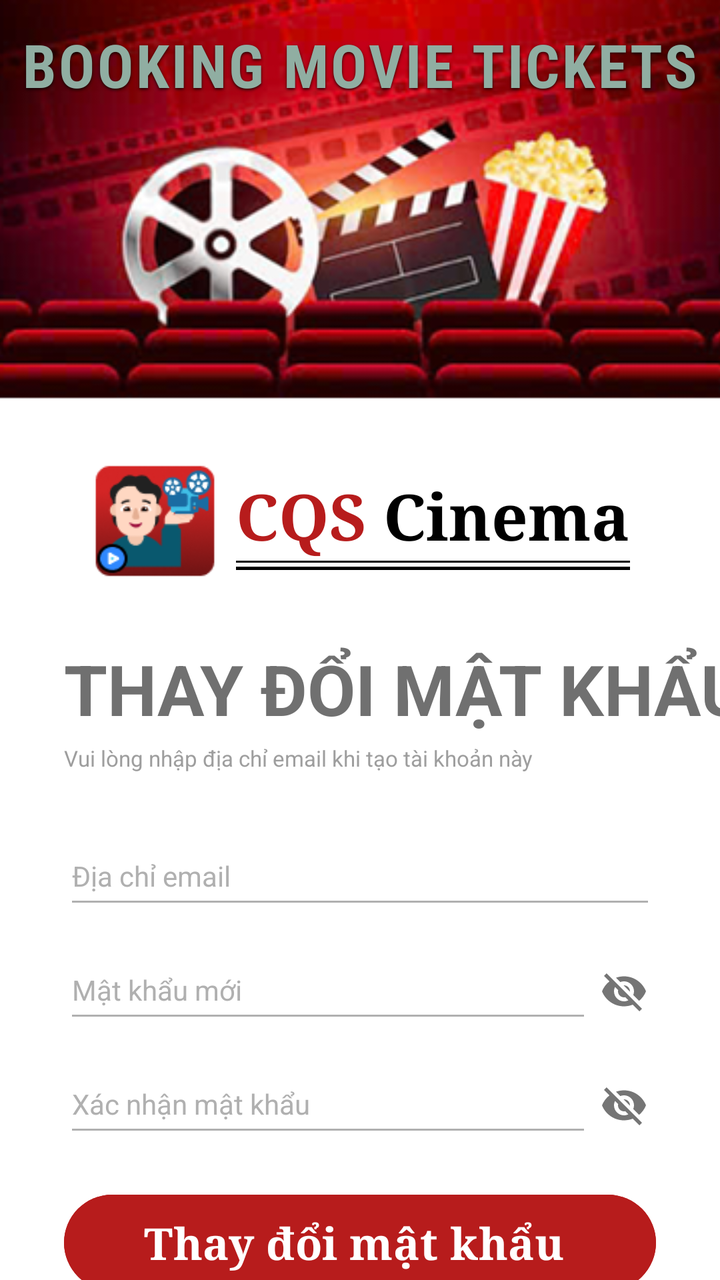
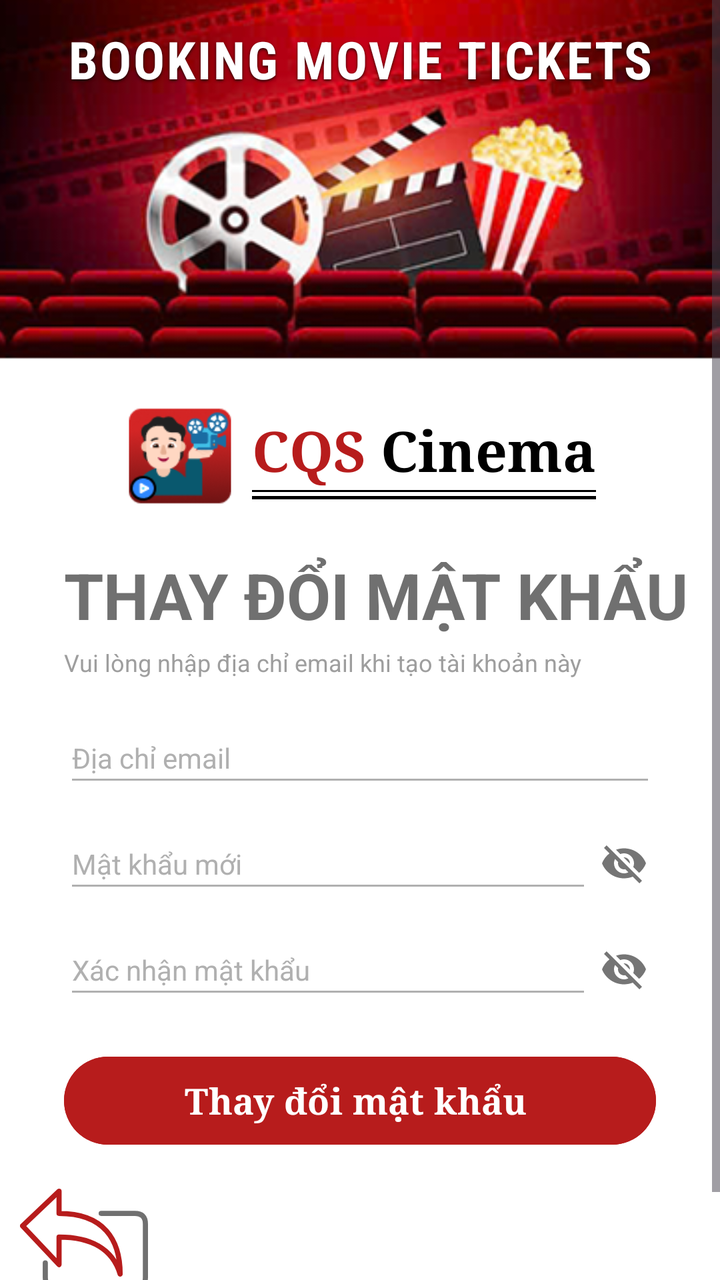

Compare the two renders of this Android layout. The source of the first and the diff that turns it into the second are given below.
<!-- AndroidManifest.xml: application theme Theme.BookingMovieTickets -->
<!-- res/layout/activity_reset_password.xml -->
<?xml version="1.0" encoding="utf-8"?>
<androidx.constraintlayout.widget.ConstraintLayout xmlns:android="http://schemas.android.com/apk/res/android"
    xmlns:app="http://schemas.android.com/apk/res-auto"
    xmlns:tools="http://schemas.android.com/tools"
    android:id="@+id/main"
    android:layout_width="match_parent"
    android:layout_height="match_parent"
    android:background="#FFFFFF"
    tools:context=".MainActivity">

    
    <ImageView
        android:id="@+id/imgBanner"
        android:layout_width="match_parent"
        android:layout_height="200dp"
        android:scaleType="centerCrop"
        android:src="@drawable/ic_background_login"
        app:layout_constraintEnd_toEndOf="parent"
        app:layout_constraintStart_toStartOf="parent"
        app:layout_constraintTop_toTopOf="parent" />

    
    <TextView
        android:id="@+id/tvBannerTitle"
        android:layout_width="wrap_content"
        android:layout_height="wrap_content"
        android:layout_marginTop="12dp"
        android:fontFamily="sans-serif-condensed"
        android:letterSpacing="0.04"
        android:shadowColor="#CC000000"
        android:shadowDx="0"
        android:shadowDy="2"
        android:shadowRadius="3"
        android:text="BOOKING MOVIE TICKETS"
        android:textColor="#90AEA2"
        android:textSize="30sp"
        android:textStyle="bold"
        app:layout_constraintEnd_toEndOf="parent"
        app:layout_constraintStart_toStartOf="parent"
        app:layout_constraintTop_toTopOf="parent" />

    
    <LinearLayout
        android:id="@+id/llLogoContainer"
        android:layout_width="wrap_content"
        android:layout_height="wrap_content"
        android:layout_marginTop="28dp"
        android:gravity="center_vertical"
        android:orientation="horizontal"
        app:layout_constraintEnd_toEndOf="parent"
        app:layout_constraintStart_toStartOf="parent"
        app:layout_constraintTop_toBottomOf="@id/imgBanner">

        
        <ImageView
            android:id="@+id/imgLogo"
            android:layout_width="65dp"
            android:layout_height="65dp"
            android:src="@drawable/ic_logo" />

        
        <LinearLayout
            android:layout_width="wrap_content"
            android:layout_height="wrap_content"
            android:layout_marginStart="8dp"
            android:orientation="vertical">

            <LinearLayout
                android:layout_width="wrap_content"
                android:layout_height="wrap_content"
                android:orientation="horizontal">

                <TextView
                    android:layout_width="wrap_content"
                    android:layout_height="wrap_content"
                    android:fontFamily="serif"
                    android:text="CQS "
                    android:textColor="#B71C1C"
                    android:textSize="32sp"
                    android:textStyle="bold" />

                <TextView
                    android:layout_width="wrap_content"
                    android:layout_height="wrap_content"
                    android:fontFamily="serif"
                    android:text="Cinema"
                    android:textColor="#000000"
                    android:textSize="32sp"
                    android:textStyle="bold" />
            </LinearLayout>

            
            <View
                android:layout_width="match_parent"
                android:layout_height="1.1dp"
                android:layout_marginTop="1dp"
                android:background="#000000" />

            <View
                android:layout_width="match_parent"
                android:layout_height="1.5dp"
                android:layout_marginTop="2dp"
                android:background="#000000" />
        </LinearLayout>
    </LinearLayout>

    
    <TextView
        android:id="@+id/tvLoginTitle"
        android:layout_width="wrap_content"
        android:layout_height="wrap_content"
        android:layout_marginStart="32dp"
        android:layout_marginTop="28dp"
        android:text="THAY ĐỔI MẬT KHẨU"
        android:textColor="#707070"
        android:textSize="35sp"
        android:textStyle="bold"
        app:layout_constraintStart_toStartOf="parent"
        app:layout_constraintTop_toBottomOf="@id/llLogoContainer" />

    
    <TextView
        android:id="@+id/tvSubtitle"
        android:layout_width="wrap_content"
        android:layout_height="wrap_content"
        android:layout_marginTop="4dp"
        android:text="Vui lòng nhập địa chỉ email khi tạo tài khoản này"
        android:textColor="#9E9E9E"
        android:textSize="11sp"
        app:layout_constraintStart_toStartOf="@id/tvLoginTitle"
        app:layout_constraintTop_toBottomOf="@id/tvLoginTitle" />

    
    <EditText
        android:id="@+id/edtEmail"
        android:layout_width="0dp"
        android:layout_height="wrap_content"
        android:layout_marginEnd="32dp"
        android:layout_marginTop="32dp"
        android:backgroundTint="#B0B0B0"
        android:hint="Địa chỉ email"
        android:inputType="textEmailAddress"
        android:paddingBottom="12dp"
        android:textColor="#000000"
        android:textColorHint="#B0B0B0"
        android:textSize="14sp"
        app:layout_constraintEnd_toEndOf="parent"
        app:layout_constraintStart_toStartOf="@id/tvLoginTitle"
        app:layout_constraintTop_toBottomOf="@id/tvSubtitle" />

    
    <RelativeLayout
        android:id="@+id/containerNewPassword"
        android:layout_width="0dp"
        android:layout_height="wrap_content"
        android:layout_marginEnd="32dp"
        android:layout_marginTop="16dp"
        app:layout_constraintEnd_toEndOf="parent"
        app:layout_constraintStart_toStartOf="@id/tvLoginTitle"
        app:layout_constraintTop_toBottomOf="@id/edtEmail">

        <EditText
            android:id="@+id/edtNewPassword"
            android:layout_width="match_parent"
            android:layout_height="wrap_content"
            android:layout_toStartOf="@id/ivToggleNewPassword"
            android:backgroundTint="#B0B0B0"
            android:hint="Mật khẩu mới"
            android:inputType="textPassword"
            android:paddingBottom="12dp"
            android:textColor="#000000"
            android:textColorHint="#B0B0B0"
            android:textSize="14sp" />

        <ImageView
            android:id="@+id/ivToggleNewPassword"
            android:layout_width="32dp"
            android:layout_height="32dp"
            android:layout_alignParentEnd="true"
            android:layout_centerVertical="true"
            android:padding="4dp"
            android:src="@drawable/ic_eye_invisible" />
    </RelativeLayout>

    
    <RelativeLayout
        android:id="@+id/containerConfirmPassword"
        android:layout_width="0dp"
        android:layout_height="wrap_content"
        android:layout_marginEnd="32dp"
        android:layout_marginTop="16dp"
        app:layout_constraintEnd_toEndOf="parent"
        app:layout_constraintStart_toStartOf="@id/tvLoginTitle"
        app:layout_constraintTop_toBottomOf="@id/containerNewPassword">

        <EditText
            android:id="@+id/edtConfirmPassword"
            android:layout_width="match_parent"
            android:layout_height="wrap_content"
            android:layout_toStartOf="@id/ivToggleConfirmPassword"
            android:backgroundTint="#B0B0B0"
            android:hint="Xác nhận mật khẩu"
            android:inputType="textPassword"
            android:paddingBottom="12dp"
            android:textColor="#000000"
            android:textColorHint="#B0B0B0"
            android:textSize="14sp" />

        <ImageView
            android:id="@+id/ivToggleConfirmPassword"
            android:layout_width="32dp"
            android:layout_height="32dp"
            android:layout_alignParentEnd="true"
            android:layout_centerVertical="true"
            android:padding="4dp"
            android:src="@drawable/ic_eye_invisible" />
    </RelativeLayout>

    
    <com.google.android.material.button.MaterialButton
        android:id="@+id/btnResetPassword"
        android:layout_width="0dp"
        android:layout_height="56dp"
        android:layout_marginTop="20dp"
        android:backgroundTint="#B71C1C"
        android:fontFamily="serif"
        android:text="Thay đổi mật khẩu "
        android:textColor="#FFFFFF"
        android:textSize="22sp"
        android:textStyle="bold"
        app:cornerRadius="28dp"
        app:layout_constraintEnd_toEndOf="@id/containerConfirmPassword"
        app:layout_constraintStart_toStartOf="@id/containerConfirmPassword"
        app:layout_constraintTop_toBottomOf="@+id/containerConfirmPassword" />

    <TextView
        android:id="@+id/btnBack"
        android:layout_width="wrap_content"
        android:layout_height="wrap_content"
        android:layout_marginTop="2dp"
        android:clickable="true"
        android:drawableStart="@drawable/ic_back"
        android:focusable="true"
        android:padding="10dp"
        android:textColor="#707070"
        android:textSize="0sp"
        android:textStyle="bold"
        app:layout_constraintEnd_toEndOf="parent"
        app:layout_constraintHorizontal_bias="0"
        app:layout_constraintStart_toStartOf="parent"
        app:layout_constraintTop_toBottomOf="@id/btnResetPassword" />
</androidx.constraintlayout.widget.ConstraintLayout>
<!-- resources referenced by this layout -->
<resources>
  <!-- drawable ic_back (drawable) -->
  <?xml version="1.0" encoding="utf-8"?>
  <vector xmlns:android="http://schemas.android.com/apk/res/android"
      android:width="64dp"
      android:height="51dp"
      android:viewportWidth="744"
      android:viewportHeight="594">
  
      <group
          android:translateX="-153"
          android:translateY="-153">
  
          
          <path
              android:pathData="M380,297 L380,168 L168,370 L380,595 L380,435 C560,435 690,500 735,650 C735,450 640,297 380,297 Z"
              android:strokeColor="#B71C1C"
              android:strokeWidth="30"
              android:strokeLineCap="round"
              android:strokeLineJoin="round" />
  
          
          <path
              android:pathData="M625,297 L820,297 Q882,297 882,360 L882,670 Q882,732 820,732 L365,732 Q300,732 300,670 L300,585"
              android:strokeColor="#707070"
              android:strokeWidth="30"
              android:strokeLineCap="round"
              android:strokeLineJoin="round" />
      </group>
  </vector>
  <!-- drawable ic_background_login: png bitmap (drawable, 131317 bytes) -->
  <!-- drawable ic_eye_invisible (drawable) -->
  <vector xmlns:android="http://schemas.android.com/apk/res/android"
      android:width="24dp"
      android:height="24dp"
      android:viewportWidth="24"
      android:viewportHeight="24">
      <path
          android:fillColor="#757575"
          android:pathData="M12,7c2.76,0 5,2.24 5,5 0,0.65 -0.13,1.26 -0.36,1.83l2.92,2.92c1.51,-1.26 2.7,-2.89 3.44,-4.75 -1.73,-4.39 -6,-7.5 -11,-7.5 -1.4,0 -2.74,0.25 -3.98,0.7l2.16,2.16C10.74,7.13 11.35,7 12,7zM2,4.27l2.28,2.28 0.46,0.46C3.08,8.3 1.78,10.02 1,12c1.73,4.39 6,7.5 11,7.5 1.55,0 3.03,-0.3 4.38,-0.84l0.42,0.42L19.73,22 21,20.73 3.27,3 2,4.27zM7.53,9.8l1.55,1.55c-0.05,0.21 -0.08,0.43 -0.08,0.65 0,1.66 1.34,3 3,3 0.22,0 0.44,-0.03 0.65,-0.08l1.55,1.55c-0.67,0.33 -1.41,0.53 -2.2,0.53 -2.76,0 -5,-2.24 -5,-5 0,-0.79 0.2,-1.53 0.53,-2.2zM11.84,9.02l3.15,3.15c-0.02,-0.06 -0.02,-0.11 -0.02,-0.17 0,-1.66 -1.34,-3 -3,-3 -0.06,0 -0.11,0 -0.13,0.02z"/>
  </vector>
  <!-- drawable ic_logo: png bitmap (drawable, 6904 bytes) -->
  <style name="Theme.BookingMovieTickets" parent="Base.Theme.BookingMovieTickets" />
  <style name="Base.Theme.BookingMovieTickets" parent="Theme.Material3.DayNight.NoActionBar">
          
          
      </style>
</resources>

<!-- the commit's change to res/layout/activity_reset_password.xml (unified diff, before → after) -->
@@ -1,252 +1,260 @@
 <?xml version="1.0" encoding="utf-8"?>
-<androidx.constraintlayout.widget.ConstraintLayout xmlns:android="http://schemas.android.com/apk/res/android"
+<ScrollView xmlns:android="http://schemas.android.com/apk/res/android"
     xmlns:app="http://schemas.android.com/apk/res-auto"
     xmlns:tools="http://schemas.android.com/tools"
     android:id="@+id/main"
     android:layout_width="match_parent"
     android:layout_height="match_parent"
     android:background="#FFFFFF"
-    tools:context=".MainActivity">
-
-    
-    <ImageView
-        android:id="@+id/imgBanner"
+    android:fillViewport="true"
+    tools:context=".ResetPasswordActivity">
+
+    <androidx.constraintlayout.widget.ConstraintLayout
         android:layout_width="match_parent"
-        android:layout_height="200dp"
-        android:scaleType="centerCrop"
-        android:src="@drawable/ic_background_login"
-        app:layout_constraintEnd_toEndOf="parent"
-        app:layout_constraintStart_toStartOf="parent"
-        app:layout_constraintTop_toTopOf="parent" />
-
-    
-    <TextView
-        android:id="@+id/tvBannerTitle"
-        android:layout_width="wrap_content"
         android:layout_height="wrap_content"
-        android:layout_marginTop="12dp"
-        android:fontFamily="sans-serif-condensed"
-        android:letterSpacing="0.04"
-        android:shadowColor="#CC000000"
-        android:shadowDx="0"
-        android:shadowDy="2"
-        android:shadowRadius="3"
-        android:text="BOOKING MOVIE TICKETS"
-        android:textColor="#90AEA2"
-        android:textSize="30sp"
-        android:textStyle="bold"
-        app:layout_constraintEnd_toEndOf="parent"
-        app:layout_constraintStart_toStartOf="parent"
-        app:layout_constraintTop_toTopOf="parent" />
-
-    
-    <LinearLayout
-        android:id="@+id/llLogoContainer"
-        android:layout_width="wrap_content"
-        android:layout_height="wrap_content"
-        android:layout_marginTop="28dp"
-        android:gravity="center_vertical"
-        android:orientation="horizontal"
-        app:layout_constraintEnd_toEndOf="parent"
-        app:layout_constraintStart_toStartOf="parent"
-        app:layout_constraintTop_toBottomOf="@id/imgBanner">
+        android:paddingBottom="32dp">
 
         
         <ImageView
-            android:id="@+id/imgLogo"
-            android:layout_width="65dp"
-            android:layout_height="65dp"
-            android:src="@drawable/ic_logo" />
+            android:id="@+id/imgBanner"
+            android:layout_width="match_parent"
+            android:layout_height="180dp"
+            android:scaleType="centerCrop"
+            android:src="@drawable/ic_background_login"
+            app:layout_constraintEnd_toEndOf="parent"
+            app:layout_constraintStart_toStartOf="parent"
+            app:layout_constraintTop_toTopOf="parent" />
+
+        
+        <TextView
+            android:id="@+id/tvBannerTitle"
+            android:layout_width="wrap_content"
+            android:layout_height="wrap_content"
+            android:layout_marginTop="12dp"
+            android:fontFamily="sans-serif-condensed"
+            android:letterSpacing="0.04"
+            android:shadowColor="#CC000000"
+            android:shadowDx="0"
+            android:shadowDy="2"
+            android:shadowRadius="3"
+            android:text="BOOKING MOVIE TICKETS"
+            android:textColor="#FFFFFF"
+            android:textSize="26sp"
+            android:textStyle="bold"
+            app:layout_constraintEnd_toEndOf="parent"
+            app:layout_constraintStart_toStartOf="parent"
+            app:layout_constraintTop_toTopOf="parent" />
 
         
         <LinearLayout
-            android:layout_width="wrap_content"
-            android:layout_height="wrap_content"
-            android:layout_marginStart="8dp"
-            android:orientation="vertical">
-
+            android:id="@+id/llLogoContainer"
+            android:layout_width="wrap_content"
+            android:layout_height="wrap_content"
+            android:layout_marginTop="20dp"
+            android:gravity="center_vertical"
+            android:orientation="horizontal"
+            app:layout_constraintEnd_toEndOf="parent"
+            app:layout_constraintStart_toStartOf="parent"
+            app:layout_constraintTop_toBottomOf="@id/imgBanner">
+
+            
+            <ImageView
+                android:id="@+id/imgLogo"
+                android:layout_width="56dp"
+                android:layout_height="56dp"
+                android:src="@drawable/ic_logo" />
+
+            
             <LinearLayout
                 android:layout_width="wrap_content"
                 android:layout_height="wrap_content"
-                android:orientation="horizontal">
-
-                <TextView
+                android:layout_marginStart="8dp"
+                android:orientation="vertical">
+
+                <LinearLayout
                     android:layout_width="wrap_content"
                     android:layout_height="wrap_content"
-                    android:fontFamily="serif"
-                    android:text="CQS "
-                    android:textColor="#B71C1C"
-                    android:textSize="32sp"
-                    android:textStyle="bold" />
-
-                <TextView
-                    android:layout_width="wrap_content"
-                    android:layout_height="wrap_content"
-                    android:fontFamily="serif"
-                    android:text="Cinema"
-                    android:textColor="#000000"
-                    android:textSize="32sp"
-                    android:textStyle="bold" />
+                    android:orientation="horizontal">
+
+                    <TextView
+                        android:layout_width="wrap_content"
+                        android:layout_height="wrap_content"
+                        android:fontFamily="serif"
+                        android:text="CQS "
+                        android:textColor="#B71C1C"
+                        android:textSize="28sp"
+                        android:textStyle="bold" />
+
+                    <TextView
+                        android:layout_width="wrap_content"
+                        android:layout_height="wrap_content"
+                        android:fontFamily="serif"
+                        android:text="Cinema"
+                        android:textColor="#000000"
+                        android:textSize="28sp"
+                        android:textStyle="bold" />
+                </LinearLayout>
+
+                
+                <View
+                    android:layout_width="match_parent"
+                    android:layout_height="1.1dp"
+                    android:layout_marginTop="1dp"
+                    android:background="#000000" />
+
+                <View
+                    android:layout_width="match_parent"
+                    android:layout_height="1.5dp"
+                    android:layout_marginTop="2dp"
+                    android:background="#000000" />
             </LinearLayout>
-
-            
-            <View
-                android:layout_width="match_parent"
-                android:layout_height="1.1dp"
-                android:layout_marginTop="1dp"
-                android:background="#000000" />
-
-            <View
-                android:layout_width="match_parent"
-                android:layout_height="1.5dp"
-                android:layout_marginTop="2dp"
-                android:background="#000000" />
         </LinearLayout>
-    </LinearLayout>
-
-    
-    <TextView
-        android:id="@+id/tvLoginTitle"
-        android:layout_width="wrap_content"
-        android:layout_height="wrap_content"
-        android:layout_marginStart="32dp"
-        android:layout_marginTop="28dp"
-        android:text="THAY ĐỔI MẬT KHẨU"
-        android:textColor="#707070"
-        android:textSize="35sp"
-        android:textStyle="bold"
-        app:layout_constraintStart_toStartOf="parent"
-        app:layout_constraintTop_toBottomOf="@id/llLogoContainer" />
-
-    
-    <TextView
-        android:id="@+id/tvSubtitle"
-        android:layout_width="wrap_content"
-        android:layout_height="wrap_content"
-        android:layout_marginTop="4dp"
-        android:text="Vui lòng nhập địa chỉ email khi tạo tài khoản này"
-        android:textColor="#9E9E9E"
-        android:textSize="11sp"
-        app:layout_constraintStart_toStartOf="@id/tvLoginTitle"
-        app:layout_constraintTop_toBottomOf="@id/tvLoginTitle" />
-
-    
-    <EditText
-        android:id="@+id/edtEmail"
-        android:layout_width="0dp"
-        android:layout_height="wrap_content"
-        android:layout_marginEnd="32dp"
-        android:layout_marginTop="32dp"
-        android:backgroundTint="#B0B0B0"
-        android:hint="Địa chỉ email"
-        android:inputType="textEmailAddress"
-        android:paddingBottom="12dp"
-        android:textColor="#000000"
-        android:textColorHint="#B0B0B0"
-        android:textSize="14sp"
-        app:layout_constraintEnd_toEndOf="parent"
-        app:layout_constraintStart_toStartOf="@id/tvLoginTitle"
-        app:layout_constraintTop_toBottomOf="@id/tvSubtitle" />
-
-    
-    <RelativeLayout
-        android:id="@+id/containerNewPassword"
-        android:layout_width="0dp"
-        android:layout_height="wrap_content"
-        android:layout_marginEnd="32dp"
-        android:layout_marginTop="16dp"
-        app:layout_constraintEnd_toEndOf="parent"
-        app:layout_constraintStart_toStartOf="@id/tvLoginTitle"
-        app:layout_constraintTop_toBottomOf="@id/edtEmail">
-
+
+        
+        <TextView
+            android:id="@+id/tvLoginTitle"
+            android:layout_width="wrap_content"
+            android:layout_height="wrap_content"
+            android:layout_marginStart="32dp"
+            android:layout_marginTop="20dp"
+            android:text="THAY ĐỔI MẬT KHẨU"
+            android:textColor="#707070"
+            android:textSize="32sp"
+            android:textStyle="bold"
+            app:layout_constraintStart_toStartOf="parent"
+            app:layout_constraintTop_toBottomOf="@id/llLogoContainer" />
+
+        
+        <TextView
+            android:id="@+id/tvSubtitle"
+            android:layout_width="wrap_content"
+            android:layout_height="wrap_content"
+            android:layout_marginTop="4dp"
+            android:text="Vui lòng nhập địa chỉ email khi tạo tài khoản này"
+            android:textColor="#9E9E9E"
+            android:textSize="12sp"
+            app:layout_constraintStart_toStartOf="@id/tvLoginTitle"
+            app:layout_constraintTop_toBottomOf="@id/tvLoginTitle" />
+
+        
         <EditText
-            android:id="@+id/edtNewPassword"
-            android:layout_width="match_parent"
-            android:layout_height="wrap_content"
-            android:layout_toStartOf="@id/ivToggleNewPassword"
+            android:id="@+id/edtEmail"
+            android:layout_width="0dp"
+            android:layout_height="wrap_content"
+            android:layout_marginEnd="32dp"
+            android:layout_marginTop="20dp"
             android:backgroundTint="#B0B0B0"
-            android:hint="Mật khẩu mới"
-            android:inputType="textPassword"
-            android:paddingBottom="12dp"
+            android:hint="Địa chỉ email"
+            android:inputType="textEmailAddress"
+            android:paddingBottom="10dp"
             android:textColor="#000000"
             android:textColorHint="#B0B0B0"
-            android:textSize="14sp" />
-
-        <ImageView
-            android:id="@+id/ivToggleNewPassword"
-            android:layout_width="32dp"
-            android:layout_height="32dp"
-            android:layout_alignParentEnd="true"
-            android:layout_centerVertical="true"
-            android:padding="4dp"
-            android:src="@drawable/ic_eye_invisible" />
-    </RelativeLayout>
-
-    
-    <RelativeLayout
-        android:id="@+id/containerConfirmPassword"
-        android:layout_width="0dp"
-        android:layout_height="wrap_content"
-        android:layout_marginEnd="32dp"
-        android:layout_marginTop="16dp"
-        app:layout_constraintEnd_toEndOf="parent"
-        app:layout_constraintStart_toStartOf="@id/tvLoginTitle"
-        app:layout_constraintTop_toBottomOf="@id/containerNewPassword">
-
-        <EditText
-            android:id="@+id/edtConfirmPassword"
-            android:layout_width="match_parent"
-            android:layout_height="wrap_content"
-            android:layout_toStartOf="@id/ivToggleConfirmPassword"
-            android:backgroundTint="#B0B0B0"
-            android:hint="Xác nhận mật khẩu"
-            android:inputType="textPassword"
-            android:paddingBottom="12dp"
-            android:textColor="#000000"
-            android:textColorHint="#B0B0B0"
-            android:textSize="14sp" />
-
-        <ImageView
-            android:id="@+id/ivToggleConfirmPassword"
-            android:layout_width="32dp"
-            android:layout_height="32dp"
-            android:layout_alignParentEnd="true"
-            android:layout_centerVertical="true"
-            android:padding="4dp"
-            android:src="@drawable/ic_eye_invisible" />
-    </RelativeLayout>
-
-    
-    <com.google.android.material.button.MaterialButton
-        android:id="@+id/btnResetPassword"
-        android:layout_width="0dp"
-        android:layout_height="56dp"
-        android:layout_marginTop="20dp"
-        android:backgroundTint="#B71C1C"
-        android:fontFamily="serif"
-        android:text="Thay đổi mật khẩu "
-        android:textColor="#FFFFFF"
-        android:textSize="22sp"
-        android:textStyle="bold"
-        app:cornerRadius="28dp"
-        app:layout_constraintEnd_toEndOf="@id/containerConfirmPassword"
-        app:layout_constraintStart_toStartOf="@id/containerConfirmPassword"
-        app:layout_constraintTop_toBottomOf="@+id/containerConfirmPassword" />
-
-    <TextView
-        android:id="@+id/btnBack"
-        android:layout_width="wrap_content"
-        android:layout_height="wrap_content"
-        android:layout_marginTop="2dp"
-        android:clickable="true"
-        android:drawableStart="@drawable/ic_back"
-        android:focusable="true"
-        android:padding="10dp"
-        android:textColor="#707070"
-        android:textSize="0sp"
-        android:textStyle="bold"
-        app:layout_constraintEnd_toEndOf="parent"
-        app:layout_constraintHorizontal_bias="0"
-        app:layout_constraintStart_toStartOf="parent"
-        app:layout_constraintTop_toBottomOf="@id/btnResetPassword" />
-</androidx.constraintlayout.widget.ConstraintLayout>
+            android:textSize="14sp"
+            app:layout_constraintEnd_toEndOf="parent"
+            app:layout_constraintStart_toStartOf="@id/tvLoginTitle"
+            app:layout_constraintTop_toBottomOf="@id/tvSubtitle" />
+
+        
+        <RelativeLayout
+            android:id="@+id/containerNewPassword"
+            android:layout_width="0dp"
+            android:layout_height="wrap_content"
+            android:layout_marginEnd="32dp"
+            android:layout_marginTop="14dp"
+            app:layout_constraintEnd_toEndOf="parent"
+            app:layout_constraintStart_toStartOf="@id/tvLoginTitle"
+            app:layout_constraintTop_toBottomOf="@id/edtEmail">
+
+            <EditText
+                android:id="@+id/edtNewPassword"
+                android:layout_width="match_parent"
+                android:layout_height="wrap_content"
+                android:layout_toStartOf="@id/ivToggleNewPassword"
+                android:backgroundTint="#B0B0B0"
+                android:hint="Mật khẩu mới"
+                android:inputType="textPassword"
+                android:paddingBottom="10dp"
+                android:textColor="#000000"
+                android:textColorHint="#B0B0B0"
+                android:textSize="14sp" />
+
+            <ImageView
+                android:id="@+id/ivToggleNewPassword"
+                android:layout_width="32dp"
+                android:layout_height="32dp"
+                android:layout_alignParentEnd="true"
+                android:layout_centerVertical="true"
+                android:padding="4dp"
+                android:src="@drawable/ic_eye_invisible" />
+        </RelativeLayout>
+
+        
+        <RelativeLayout
+            android:id="@+id/containerConfirmPassword"
+            android:layout_width="0dp"
+            android:layout_height="wrap_content"
+            android:layout_marginEnd="32dp"
+            android:layout_marginTop="14dp"
+            app:layout_constraintEnd_toEndOf="parent"
+            app:layout_constraintStart_toStartOf="@id/tvLoginTitle"
+            app:layout_constraintTop_toBottomOf="@id/containerNewPassword">
+
+            <EditText
+                android:id="@+id/edtConfirmPassword"
+                android:layout_width="match_parent"
+                android:layout_height="wrap_content"
+                android:layout_toStartOf="@id/ivToggleConfirmPassword"
+                android:backgroundTint="#B0B0B0"
+                android:hint="Xác nhận mật khẩu"
+                android:inputType="textPassword"
+                android:paddingBottom="10dp"
+                android:textColor="#000000"
+                android:textColorHint="#B0B0B0"
+                android:textSize="14sp" />
+
+            <ImageView
+                android:id="@+id/ivToggleConfirmPassword"
+                android:layout_width="32dp"
+                android:layout_height="32dp"
+                android:layout_alignParentEnd="true"
+                android:layout_centerVertical="true"
+                android:padding="4dp"
+                android:src="@drawable/ic_eye_invisible" />
+        </RelativeLayout>
+
+        
+        <com.google.android.material.button.MaterialButton
+            android:id="@+id/btnResetPassword"
+            android:layout_width="0dp"
+            android:layout_height="52dp"
+            android:layout_marginTop="20dp"
+            android:backgroundTint="#B71C1C"
+            android:fontFamily="serif"
+            android:text="Thay đổi mật khẩu "
+            android:textColor="#FFFFFF"
+            android:textSize="18sp"
+            android:textStyle="bold"
+            app:cornerRadius="26dp"
+            app:layout_constraintEnd_toEndOf="@id/containerConfirmPassword"
+            app:layout_constraintStart_toStartOf="@id/containerConfirmPassword"
+            app:layout_constraintTop_toBottomOf="@+id/containerConfirmPassword" />
+
+        <TextView
+            android:id="@+id/btnBack"
+            android:layout_width="wrap_content"
+            android:layout_height="wrap_content"
+            android:layout_marginTop="8dp"
+            android:clickable="true"
+            android:drawableStart="@drawable/ic_back"
+            android:focusable="true"
+            android:padding="10dp"
+            android:textColor="#707070"
+            android:textSize="0sp"
+            android:textStyle="bold"
+            app:layout_constraintEnd_toEndOf="parent"
+            app:layout_constraintHorizontal_bias="0"
+            app:layout_constraintStart_toStartOf="parent"
+            app:layout_constraintTop_toBottomOf="@id/btnResetPassword" />
+
+    </androidx.constraintlayout.widget.ConstraintLayout>
+</ScrollView>
